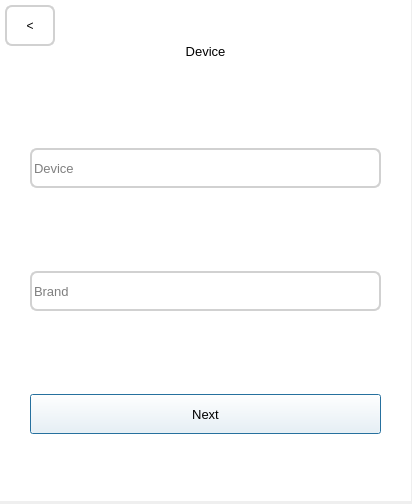
Old version of the form add_device1.ui in the repository fedulovs/InventoryUI.
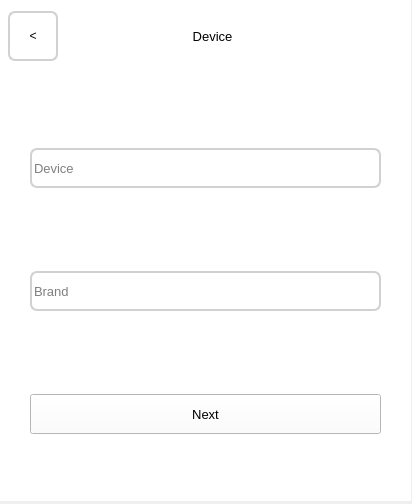
New version of the form.

Patch:
```diff
--- a/add_device1.ui
+++ b/add_device1.ui
@@ -29,19 +29,50 @@
                 <property name="geometry">
                     <rect>
                         <x>0</x>
-                        <y>30</y>
+                        <y>1</y>
                         <width>411</width>
-                        <height>42</height>
+                        <height>71</height>
                     </rect>
                 </property>
                 <layout class="QHBoxLayout" name="horizontalLayout_5">
                     <property name="sizeConstraint">
                         <enum>QLayout::SetNoConstraint</enum>
                     </property>
+                    <property name="leftMargin">
+                        <number>8</number>
+                    </property>
+                    <item>
+                        <widget class="QPushButton" name="backButton">
+                            <property name="sizePolicy">
+                                <sizepolicy hsizetype="Minimum" vsizetype="Fixed">
+                                    <horstretch>0</horstretch>
+                                    <verstretch>0</verstretch>
+                                </sizepolicy>
+                            </property>
+                            <property name="minimumSize">
+                                <size>
+                                    <width>0</width>
+                                    <height>40</height>
+                                </size>
+                            </property>
+                            <property name="maximumSize">
+                                <size>
+                                    <width>50</width>
+                                    <height>50</height>
+                                </size>
+                            </property>
+                            <property name="styleSheet">
+                                <string notr="true">border-radius : 7; border: 2px solid #D1D1D1</string>
+                            </property>
+                            <property name="text">
+                                <string>&lt;</string>
+                            </property>
+                        </widget>
+                    </item>
                     <item>
                         <widget class="QLabel" name="title">
                             <property name="sizePolicy">
-                                <sizepolicy hsizetype="Expanding" vsizetype="Fixed">
+                                <sizepolicy hsizetype="Minimum" vsizetype="Fixed">
                                     <horstretch>0</horstretch>
                                     <verstretch>0</verstretch>
                                 </sizepolicy>
@@ -65,6 +96,22 @@
                             </property>
                         </widget>
                     </item>
+                    <item>
+                        <spacer name="horizontalSpacer">
+                            <property name="orientation">
+                                <enum>Qt::Horizontal</enum>
+                            </property>
+                            <property name="sizeType">
+                                <enum>QSizePolicy::Fixed</enum>
+                            </property>
+                            <property name="sizeHint" stdset="0">
+                                <size>
+                                    <width>50</width>
+                                    <height>20</height>
+                                </size>
+                            </property>
+                        </spacer>
+                    </item>
                 </layout>
             </widget>
             <widget class="QWidget" name="verticalLayoutWidget_2">
@@ -164,52 +211,6 @@
                     </item>
                 </layout>
             </widget>
-            <widget class="QWidget" name="verticalLayoutWidget">
-                <property name="geometry">
-                    <rect>
-                        <x>0</x>
-                        <y>0</y>
-                        <width>411</width>
-                        <height>46</height>
-                    </rect>
-                </property>
-                <layout class="QVBoxLayout" name="verticalLayout_11">
-                    <property name="leftMargin">
-                        <number>5</number>
-                    </property>
-                    <property name="topMargin">
-                        <number>5</number>
-                    </property>
-                    <item>
-                        <widget class="QPushButton" name="backButton">
-                            <property name="sizePolicy">
-                                <sizepolicy hsizetype="Minimum" vsizetype="Fixed">
-                                    <horstretch>0</horstretch>
-                                    <verstretch>0</verstretch>
-                                </sizepolicy>
-                            </property>
-                            <property name="minimumSize">
-                                <size>
-                                    <width>0</width>
-                                    <height>40</height>
-                                </size>
-                            </property>
-                            <property name="maximumSize">
-                                <size>
-                                    <width>50</width>
-                                    <height>50</height>
-                                </size>
-                            </property>
-                            <property name="styleSheet">
-                                <string notr="true">border-radius : 7; border: 2px solid #D1D1D1</string>
-                            </property>
-                            <property name="text">
-                                <string>&lt;</string>
-                            </property>
-                        </widget>
-                    </item>
-                </layout>
-            </widget>
         </widget>
     </widget>
     <resources/>
```
